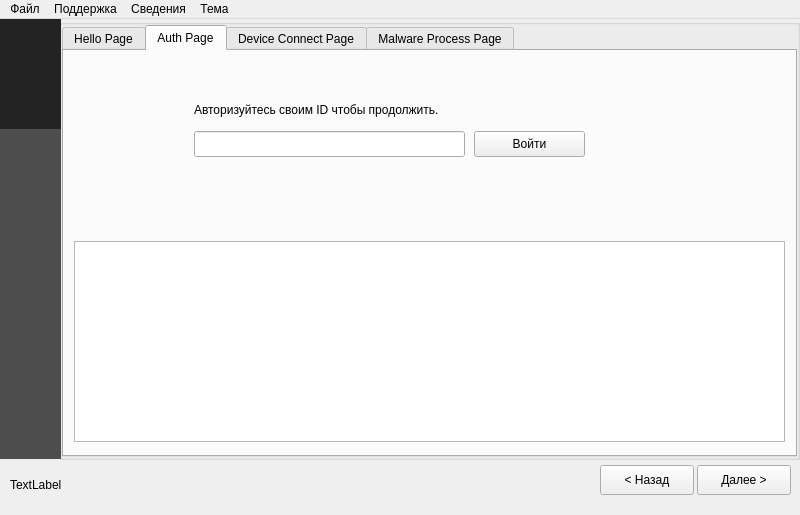
Above: ui/mainwindow.ui from badcast/adskiller before the change. Below: the same form after it.
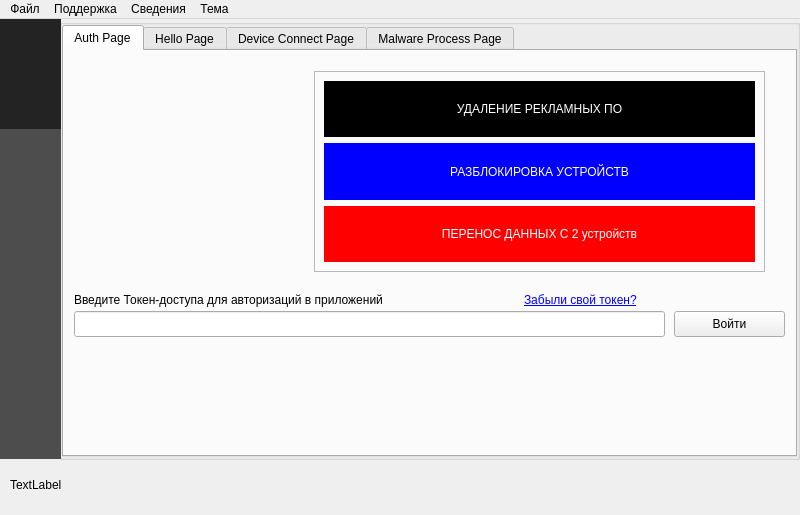
That is the form after the change. The open tabs and pages were chosen to show the change. Icons and pictures are not drawn.

What changed in the file:
```diff
--- a/ui/mainwindow.ui
+++ b/ui/mainwindow.ui
@@ -42,62 +42,6 @@
     <normaloff>:/resources/app-icon</normaloff>:/resources/app-icon</iconset>
   </property>
   <widget class="QWidget" name="centralwidget">
-   <widget class="QWidget" name="verticalLayoutWidget">
-    <property name="geometry">
-     <rect>
-      <x>600</x>
-      <y>446</y>
-      <width>191</width>
-      <height>41</height>
-     </rect>
-    </property>
-    <layout class="QHBoxLayout" name="horizontalLayout">
-     <property name="spacing">
-      <number>3</number>
-     </property>
-     <property name="sizeConstraint">
-      <enum>QLayout::SizeConstraint::SetMaximumSize</enum>
-     </property>
-     <item>
-      <widget class="QPushButton" name="pprev">
-       <property name="enabled">
-        <bool>true</bool>
-       </property>
-       <property name="minimumSize">
-        <size>
-         <width>0</width>
-         <height>30</height>
-        </size>
-       </property>
-       <property name="text">
-        <string>&lt; Назад</string>
-       </property>
-       <property name="default">
-        <bool>false</bool>
-       </property>
-       <property name="flat">
-        <bool>false</bool>
-       </property>
-      </widget>
-     </item>
-     <item>
-      <widget class="QPushButton" name="pnext">
-       <property name="minimumSize">
-        <size>
-         <width>0</width>
-         <height>30</height>
-        </size>
-       </property>
-       <property name="text">
-        <string>Далее &gt;</string>
-       </property>
-       <property name="flat">
-        <bool>false</bool>
-       </property>
-      </widget>
-     </item>
-    </layout>
-   </widget>
    <widget class="QGroupBox" name="contentLayout">
     <property name="geometry">
      <rect>
@@ -123,65 +67,11 @@
      <property name="spacing">
       <number>0</number>
      </property>
-     <item row="0" column="0">
+     <item row="1" column="0">
       <widget class="QTabWidget" name="tabWidget">
        <property name="currentIndex">
         <number>0</number>
        </property>
-       <widget class="QWidget" name="tab0">
-        <attribute name="title">
-         <string>Hello Page</string>
-        </attribute>
-        <layout class="QGridLayout" name="gridLayout_3">
-         <item row="0" column="0">
-          <widget class="QScrollArea" name="scrollArea">
-           <property name="verticalScrollBarPolicy">
-            <enum>Qt::ScrollBarPolicy::ScrollBarAlwaysOn</enum>
-           </property>
-           <property name="horizontalScrollBarPolicy">
-            <enum>Qt::ScrollBarPolicy::ScrollBarAlwaysOff</enum>
-           </property>
-           <property name="widgetResizable">
-            <bool>true</bool>
-           </property>
-           <widget class="QWidget" name="scrollAreaWidgetContents">
-            <property name="geometry">
-             <rect>
-              <x>0</x>
-              <y>0</y>
-              <width>697</width>
-              <height>380</height>
-             </rect>
-            </property>
-            <property name="layoutDirection">
-             <enum>Qt::LayoutDirection::LeftToRight</enum>
-            </property>
-            <layout class="QGridLayout" name="gridLayout_2">
-             <item row="1" column="0">
-              <widget class="QLabel" name="label_2">
-               <property name="tabletTracking">
-                <bool>false</bool>
-               </property>
-               <property name="text">
-                <string notr="true">&lt;html&gt;&lt;head/&gt;&lt;body&gt;&lt;p align=&quot;center&quot;&gt;&lt;img  width=&quot;150&quot; src=&quot;:/resources/app-icon&quot;/&gt;&lt;/p&gt;&lt;p&gt;&lt;span style=&quot; font-weight:700;&quot;&gt;Освободите&lt;/span&gt; свое устройство Android от назойливых вирусов и реклам с помощью &lt;span style=&quot; font-weight:700; font-style:italic; text-decoration: underline;&quot;&gt;Ads Killer&lt;/span&gt;! Мощная программа эффективно удаляет вредоносные приложения и блокирует нежелательные рекламные объявления, обеспечивая вам безопасный и комфортный опыт использования вашего смартфона или планшета.&lt;/p&gt;&lt;p align=&quot;center&quot;&gt;&lt;span style=&quot; font-size:22pt; font-weight:700; font-style:italic; text-decoration: underline; color:#00aa7f;&quot;&gt;ЧТО ВАЖНО? БЕЗ УДАЛЕНИЯ ВСЕХ ДАННЫХ. &lt;/span&gt;&lt;/p&gt;&lt;p&gt;Проект реализован под свободной лицензией GPLv3 и разработан командой imister.kz. Защитите свое устройство с Ads Killer!&lt;/p&gt;&lt;/body&gt;&lt;/html&gt;</string>
-               </property>
-               <property name="wordWrap">
-                <bool>true</bool>
-               </property>
-               <property name="openExternalLinks">
-                <bool>true</bool>
-               </property>
-               <property name="textInteractionFlags">
-                <set>Qt::TextInteractionFlag::LinksAccessibleByMouse|Qt::TextInteractionFlag::TextSelectableByMouse</set>
-               </property>
-              </widget>
-             </item>
-            </layout>
-           </widget>
-          </widget>
-         </item>
-        </layout>
-       </widget>
        <widget class="QWidget" name="tab">
         <attribute name="title">
          <string>Auth Page</string>
@@ -189,9 +79,9 @@
         <widget class="QLineEdit" name="lineEditToken">
          <property name="geometry">
           <rect>
-           <x>130</x>
-           <y>80</y>
-           <width>271</width>
+           <x>10</x>
+           <y>260</y>
+           <width>591</width>
            <height>26</height>
           </rect>
          </property>
@@ -205,8 +95,8 @@
         <widget class="QPushButton" name="authButton">
          <property name="geometry">
           <rect>
-           <x>410</x>
-           <y>80</y>
+           <x>610</x>
+           <y>260</y>
            <width>111</width>
            <height>26</height>
           </rect>
@@ -218,23 +108,23 @@
         <widget class="QLabel" name="label_4">
          <property name="geometry">
           <rect>
-           <x>130</x>
-           <y>50</y>
-           <width>301</width>
+           <x>10</x>
+           <y>240</y>
+           <width>361</width>
            <height>18</height>
           </rect>
          </property>
          <property name="text">
-          <string>Авторизуйтесь своим ID чтобы продолжить.</string>
+          <string>Введите Токен-доступа для авторизаций в приложений</string>
          </property>
         </widget>
         <widget class="QLabel" name="statusAuthText">
          <property name="geometry">
           <rect>
-           <x>130</x>
-           <y>110</y>
-           <width>391</width>
-           <height>71</height>
+           <x>10</x>
+           <y>290</y>
+           <width>591</width>
+           <height>61</height>
           </rect>
          </property>
          <property name="text">
@@ -247,25 +137,139 @@
           <bool>true</bool>
          </property>
         </widget>
-        <widget class="QTableView" name="authInfo">
+        <widget class="QLabel" name="label_2">
+         <property name="geometry">
+          <rect>
+           <x>460</x>
+           <y>240</y>
+           <width>141</width>
+           <height>18</height>
+          </rect>
+         </property>
+         <property name="text">
+          <string>&lt;a href=&quot;index&quot;&gt;Забыли свой токен?&lt;/a&gt;</string>
+         </property>
+         <property name="openExternalLinks">
+          <bool>false</bool>
+         </property>
+         <property name="textInteractionFlags">
+          <set>Qt::TextInteractionFlag::LinksAccessibleByKeyboard|Qt::TextInteractionFlag::LinksAccessibleByMouse|Qt::TextInteractionFlag::TextBrowserInteraction|Qt::TextInteractionFlag::TextSelectableByKeyboard|Qt::TextInteractionFlag::TextSelectableByMouse</set>
+         </property>
+        </widget>
+        <widget class="QFrame" name="frame">
          <property name="geometry">
           <rect>
            <x>10</x>
-           <y>190</y>
-           <width>711</width>
+           <y>20</y>
+           <width>221</width>
            <height>201</height>
           </rect>
          </property>
-         <property name="editTriggers">
-          <set>QAbstractItemView::EditTrigger::NoEditTriggers</set>
+         <property name="styleSheet">
+          <string notr="true">image: url(:/resources/app-icon);</string>
          </property>
-         <property name="selectionMode">
-          <enum>QAbstractItemView::SelectionMode::SingleSelection</enum>
+         <property name="frameShape">
+          <enum>QFrame::Shape::NoFrame</enum>
          </property>
-         <property name="selectionBehavior">
-          <enum>QAbstractItemView::SelectionBehavior::SelectRows</enum>
+         <property name="frameShadow">
+          <enum>QFrame::Shadow::Plain</enum>
          </property>
         </widget>
+        <widget class="QFrame" name="frame_2">
+         <property name="geometry">
+          <rect>
+           <x>250</x>
+           <y>20</y>
+           <width>451</width>
+           <height>201</height>
+          </rect>
+         </property>
+         <property name="frameShape">
+          <enum>QFrame::Shape::StyledPanel</enum>
+         </property>
+         <property name="frameShadow">
+          <enum>QFrame::Shadow::Raised</enum>
+         </property>
+         <layout class="QGridLayout" name="gridLayout_2">
+          <item row="1" column="0">
+           <widget class="QLabel" name="label_7">
+            <property name="styleSheet">
+             <string notr="true">background-color: blue;
+color: white;
+padding: 0;
+margin: 0;</string>
+            </property>
+            <property name="text">
+             <string>РАЗБЛОКИРОВКА УСТРОЙСТВ</string>
+            </property>
+            <property name="alignment">
+             <set>Qt::AlignmentFlag::AlignCenter</set>
+            </property>
+            <property name="wordWrap">
+             <bool>true</bool>
+            </property>
+           </widget>
+          </item>
+          <item row="0" column="0">
+           <widget class="QLabel" name="label_6">
+            <property name="styleSheet">
+             <string notr="true">background-color: black;
+color: white;
+padding: 0;
+margin: 0;</string>
+            </property>
+            <property name="text">
+             <string>УДАЛЕНИЕ РЕКЛАМНЫХ ПО</string>
+            </property>
+            <property name="alignment">
+             <set>Qt::AlignmentFlag::AlignCenter</set>
+            </property>
+            <property name="wordWrap">
+             <bool>true</bool>
+            </property>
+           </widget>
+          </item>
+          <item row="2" column="0">
+           <widget class="QLabel" name="label_8">
+            <property name="styleSheet">
+             <string notr="true">background-color: red;
+color: white;
+padding: 0;
+margin: 0;</string>
+            </property>
+            <property name="text">
+             <string>ПЕРЕНОС ДАННЫХ С 2 устройств</string>
+            </property>
+            <property name="alignment">
+             <set>Qt::AlignmentFlag::AlignCenter</set>
+            </property>
+            <property name="wordWrap">
+             <bool>true</bool>
+            </property>
+           </widget>
+          </item>
+         </layout>
+        </widget>
+       </widget>
+       <widget class="QWidget" name="tab0">
+        <attribute name="title">
+         <string>Hello Page</string>
+        </attribute>
+        <layout class="QGridLayout" name="gridLayout_3">
+         <item row="0" column="0">
+          <widget class="QTableView" name="authInfo">
+           <property name="editTriggers">
+            <set>QAbstractItemView::EditTrigger::NoEditTriggers</set>
+           </property>
+           <property name="selectionMode">
+            <enum>QAbstractItemView::SelectionMode::SingleSelection</enum>
+           </property>
+           <property name="selectionBehavior">
+            <enum>QAbstractItemView::SelectionBehavior::SelectRows</enum>
+           </property>
+          </widget>
+         </item>
+        </layout>
        </widget>
        <widget class="QWidget" name="tab1">
         <attribute name="title">
@@ -787,7 +791,7 @@
      <rect>
       <x>10</x>
       <y>442</y>
-      <width>581</width>
+      <width>791</width>
       <height>48</height>
      </rect>
     </property>
```
Left out of the diff: 16 changed lines with no effect on the pictures.
